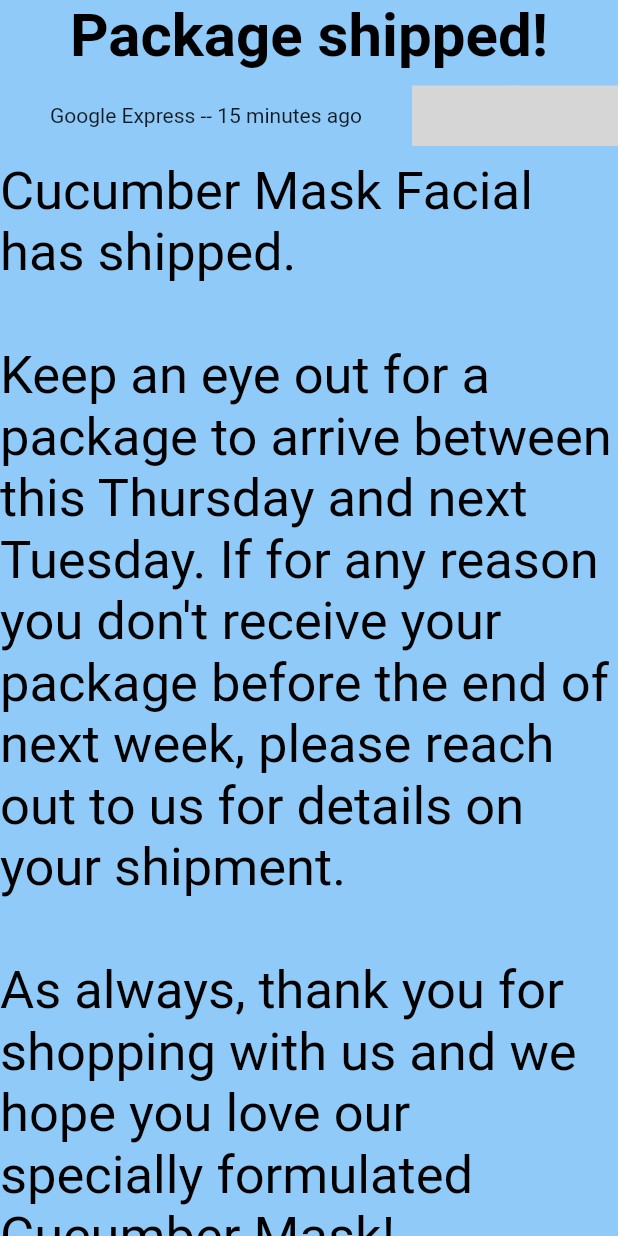
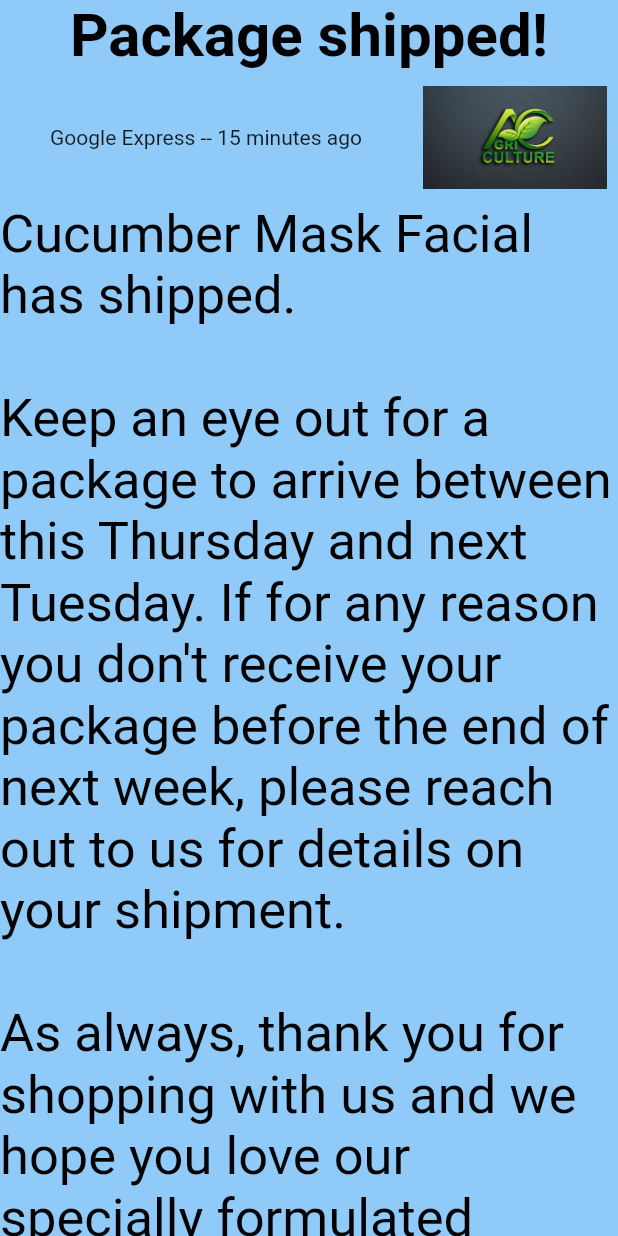
Before and after one commit to RutananaArnold/climate, a Flutter app: the FactsPage widget shown alone on an empty page, opened directly, after a tap on an icon or button, on a phone screen of 412 x 824 dp. Run offline on Flutter 3.47's test engine with Material 2 defaults, Android fonts, the phone set to English and light mode, and no system bars; drawn by our look-alikes of cached_network_image; our stand-ins replace firebase_auth, firebase_core; missing offline and left inert: flutterfire_ui; accounts and stored records are empty; network calls fail; grey boxes are pictures that could not be loaded.

Commit message:
initial commit

```diff
--- a/lib/screens/facts_details.dart
+++ b/lib/screens/facts_details.dart
@@ -1,5 +1,3 @@
-import 'package:cached_network_image/cached_network_image.dart';
-import 'package:flutter/cupertino.dart';
 import 'package:flutter/material.dart';
 
 class FactsDetails extends StatelessWidget {
@@ -44,13 +42,8 @@ class FactsDetails extends StatelessWidget {
                     flex: 2,
                     child: Center(child: Text(sender + " -- " + time))),
                 Expanded(
-                    child: CircleAvatar(
-                  radius: 20,
-                  child: CachedNetworkImage(
-                    imageUrl: imageUrl,
-                    fit: BoxFit.fill,
-                  ),
-                ))
+                    child: AspectRatio(
+                        aspectRatio: 2, child: Image.asset(imageUrl)))
               ],
             ),
             const SizedBox(
--- a/lib/screens/facts_page.dart
+++ b/lib/screens/facts_page.dart
@@ -75,12 +75,9 @@ class _FactsPageState extends State<FactsPage> {
                                 ),
                               )),
                           Expanded(
-                              child: CircleAvatar(
-                            child: CachedNetworkImage(
-                              imageUrl: faq.avatar,
-                              fit: BoxFit.fill,
-                            ),
-                          )),
+                              child: AspectRatio(
+                                  aspectRatio: 2,
+                                  child: Image.asset(faq.avatar))),
                         ],
                       ),
                     )),
--- a/pubspec.yaml
+++ b/pubspec.yaml
@@ -18,7 +18,7 @@ publish_to: 'none' # Remove this line if you wish to publish to pub.dev
 version: 1.0.0+1
 
 environment:
-  sdk: ">=2.16.0-134.1.beta <3.0.0"
+  sdk: ">=2.15.1 <3.0.0"
 
 # Dependencies specify other packages that your package needs in order to work.
 # To automatically upgrade your package dependencies to the latest versions
```
Also changed, not shown: lib/authgate.dart (+3 -5 lines), lib/screens/weatherForecast/weatherui.dart (+12 -9 lines), pubspec.lock, 1 other file.
